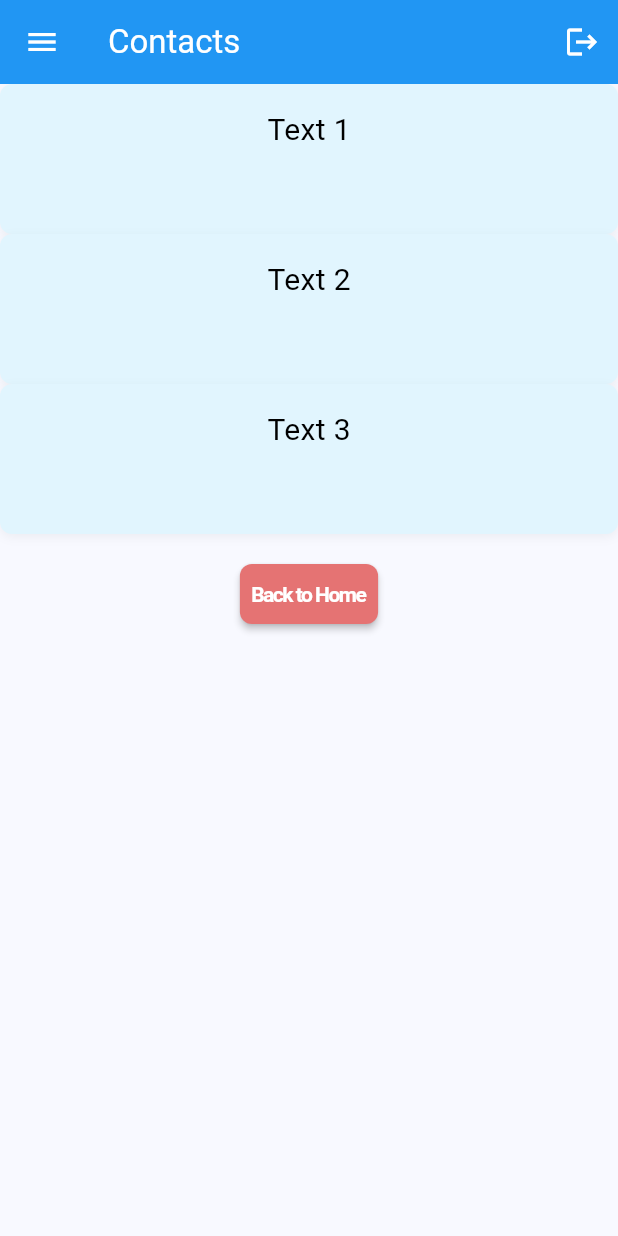
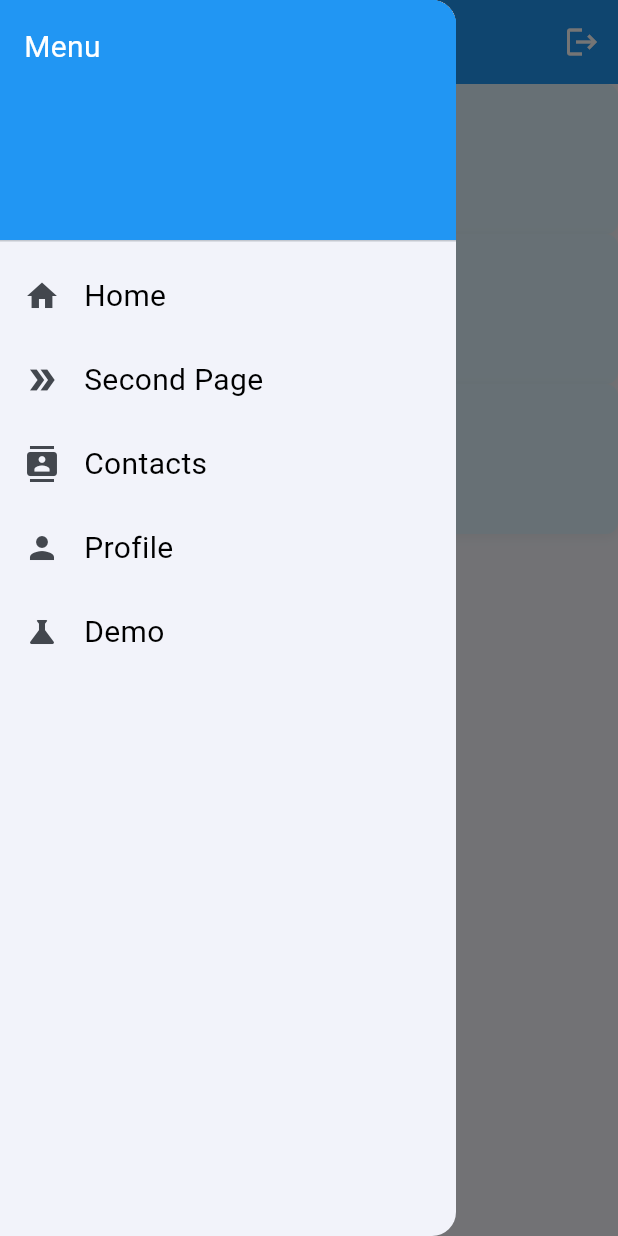
Before and after one commit to plauge/flutter_startup, a Flutter app: the ContactsScreen screen opened by its route, with the side drawer open (before the commit the screen has no drawer), on a phone screen of 412 x 824 dp. Run offline on Flutter 3.47's test engine with Material 3 defaults, Android fonts, the phone set to English and light mode, and no system bars; our stand-ins replace flutter_dotenv, flutter_hooks, flutter_riverpod, flutter_secure_storage, freezed_annotation, gap and 5 more; missing offline and left inert: app_settings, encrypt; accounts and stored records are empty; generated files the repository leaves out were written again; network calls fail.

Commit message:
Nu med menu

```diff
--- a/lib/core/widgets/screens/base_screen.dart
+++ b/lib/core/widgets/screens/base_screen.dart
@@ -3,6 +3,8 @@ import '../../../exports.dart';
 abstract class BaseScreen extends ConsumerWidget {
   const BaseScreen({super.key});
 
+  PreferredSizeWidget? buildAppBar(BuildContext context) => null;
+
   @override
   Widget build(BuildContext context, WidgetRef ref);
 }
--- a/lib/exports.dart
+++ b/lib/exports.dart
@@ -57,3 +57,4 @@ export 'screens/unauthenticated/auth/login_landing_page.dart';
 export 'widgets/jwt/user_profile_widget.dart';
 export 'widgets/jwt/list/contacts_all.dart';
 export 'widgets/app_bars/authenticated_app_bar.dart';
+export 'widgets/drawers/main_drawer.dart';
--- a/lib/screens/authenticated/contacts.dart
+++ b/lib/screens/authenticated/contacts.dart
@@ -17,6 +17,7 @@ class ContactsScreen extends AuthenticatedScreen {
   ) {
     return Scaffold(
       appBar: const AuthenticatedAppBar(title: 'Contacts'),
+      drawer: const MainDrawer(),
       body: Column(
         children: [
           AppTheme.getParentContainerStyle(context).applyToContainer(
--- a/lib/screens/authenticated/demo.dart
+++ b/lib/screens/authenticated/demo.dart
@@ -21,6 +21,7 @@ class DemoScreen extends AuthenticatedScreen {
 
     return Scaffold(
       appBar: const AuthenticatedAppBar(title: 'Demo'),
+      drawer: const MainDrawer(),
       body: SingleChildScrollView(
         child: Column(
           crossAxisAlignment: CrossAxisAlignment.start,
--- a/lib/screens/authenticated/profile.dart
+++ b/lib/screens/authenticated/profile.dart
@@ -19,6 +19,7 @@ class ProfilePage extends AuthenticatedScreen {
       length: 3,
       child: Scaffold(
         appBar: const AuthenticatedAppBar(title: 'Profile'),
+        drawer: const MainDrawer(),
         body: Column(
           children: [
             // TabBar placeres øverst i body
--- a/lib/screens/authenticated/second_page.dart
+++ b/lib/screens/authenticated/second_page.dart
@@ -18,6 +18,7 @@ class SecondPage extends AuthenticatedScreen {
     final count = ref.watch(counterProvider);
     return Scaffold(
       appBar: const AuthenticatedAppBar(title: 'Second page'),
+      drawer: const MainDrawer(),
       body: AppTheme.getParentContainerStyle(context).applyToContainer(
         child: SingleChildScrollView(
           child: Column(
--- a/lib/screens/authenticated/test.dart
+++ b/lib/screens/authenticated/test.dart
@@ -17,6 +17,7 @@ class TestScreen extends AuthenticatedScreen {
   ) {
     return Scaffold(
       appBar: const AuthenticatedAppBar(title: 'Test'),
+      drawer: const MainDrawer(),
       body: Column(
         children: [
           AppTheme.getParentContainerStyle(context).applyToContainer(
--- a/lib/widgets/app_bars/authenticated_app_bar.dart
+++ b/lib/widgets/app_bars/authenticated_app_bar.dart
@@ -14,23 +14,7 @@ class AuthenticatedAppBar extends StatelessWidget
     return Consumer(
       builder: (context, ref, _) => AppBar(
         backgroundColor: Colors.blue,
-        leading: IconButton(
-          icon: const Icon(Icons.menu, color: Colors.white),
-          onPressed: () {
-            showDialog(
-              context: context,
-              builder: (BuildContext context) => AlertDialog(
-                content: const Text('Her kommer en menu'),
-                actions: [
-                  TextButton(
-                    onPressed: () => Navigator.pop(context),
-                    child: const Text('Luk'),
-                  ),
-                ],
-              ),
-            );
-          },
-        ),
+        iconTheme: const IconThemeData(color: Colors.white),
         title: Text(
           title,
           style: const TextStyle(color: Colors.white),
--- /dev/null
+++ b/lib/widgets/drawers/main_drawer.dart
@@ -0,0 +1,82 @@
+import '../../exports.dart';
+
+class MainDrawer extends StatelessWidget {
+  const MainDrawer({super.key});
+
+  @override
+  Widget build(BuildContext context) {
+    return Drawer(
+      child: ListView(
+        padding: EdgeInsets.zero,
+        children: [
+          DrawerHeader(
+            decoration: const BoxDecoration(
+              color: Colors.blue,
+            ),
+            child: Text(
+              'Menu',
+              style: AppTheme.getBodyMedium(context)?.copyWith(
+                color: Colors.white,
+              ),
+            ),
+          ),
+          ListTile(
+            leading: const Icon(Icons.home),
+            title: Text(
+              'Home',
+              style: AppTheme.getBodyMedium(context),
+            ),
+            onTap: () {
+              context.go('/home');
+              Navigator.pop(context);
+            },
+          ),
+          ListTile(
+            leading: const Icon(Icons.double_arrow),
+            title: Text(
+              'Second Page',
+              style: AppTheme.getBodyMedium(context),
+            ),
+            onTap: () {
+              context.go('/second');
+              Navigator.pop(context);
+            },
+          ),
+          ListTile(
+            leading: const Icon(Icons.contacts),
+            title: Text(
+              'Contacts',
+              style: AppTheme.getBodyMedium(context),
+            ),
+            onTap: () {
+              context.go('/contacts');
+              Navigator.pop(context);
+            },
+          ),
+          ListTile(
+            leading: const Icon(Icons.person),
+            title: Text(
+              'Profile',
+              style: AppTheme.getBodyMedium(context),
+            ),
+            onTap: () {
+              context.go('/profile');
+              Navigator.pop(context);
+            },
+          ),
+          ListTile(
+            leading: const Icon(Icons.science),
+            title: Text(
+              'Demo',
+              style: AppTheme.getBodyMedium(context),
+            ),
+            onTap: () {
+              context.go('/demo');
+              Navigator.pop(context);
+            },
+          ),
+        ],
+      ),
+    );
+  }
+}
```
Also changed, not shown: lib/screens/authenticated/home.dart (+1 -41 lines).
